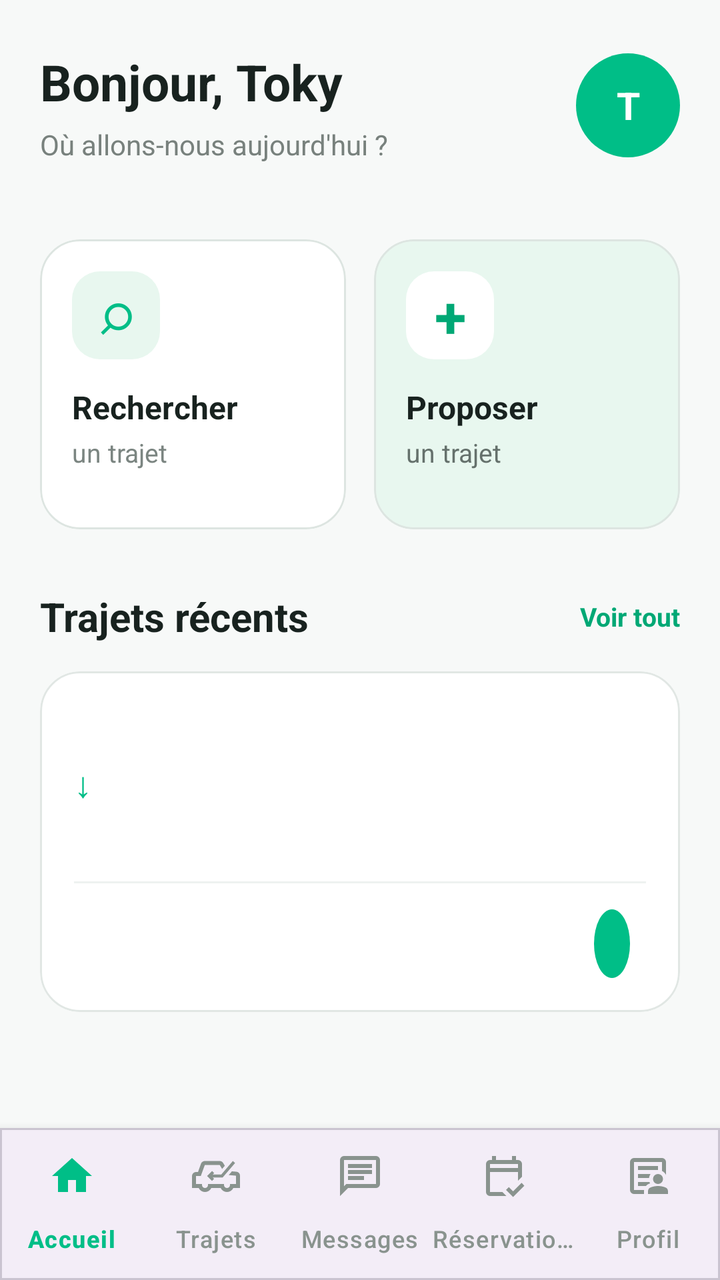
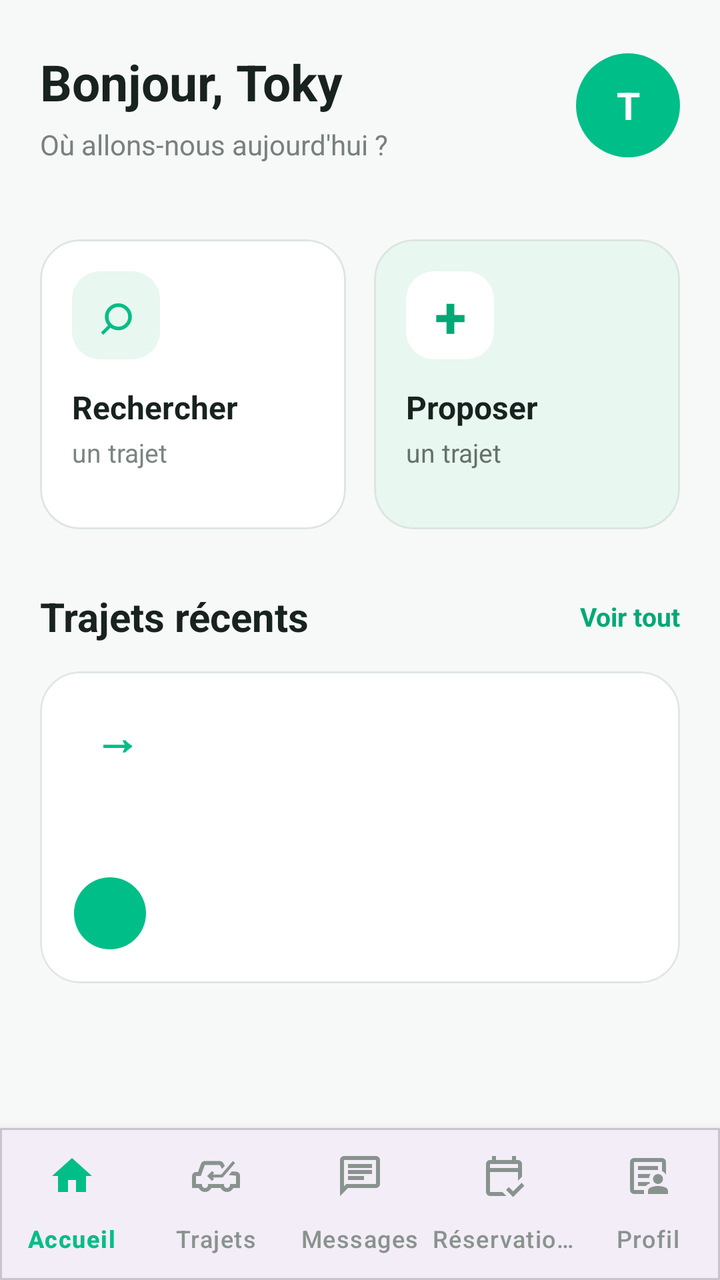

An Android layout rendered at two revisions. The XML below is the earlier revision; the diff shows what the commit changed to produce the second picture.
<!-- AndroidManifest.xml: application theme Theme.CarGO -->
<!-- res/layout/activity_home.xml -->
<?xml version="1.0" encoding="utf-8"?>
<LinearLayout
    xmlns:android="http://schemas.android.com/apk/res/android"
    xmlns:app="http://schemas.android.com/apk/res-auto"

    android:layout_width="match_parent"
    android:layout_height="match_parent"

    android:orientation="vertical"
    android:background="#F7F9F8">

    
    
    

    <ScrollView
        android:id="@+id/scrollHome"
        android:layout_width="match_parent"
        android:layout_height="0dp"
        android:layout_weight="1"
        android:fillViewport="true"
        android:clipToPadding="false">

        <LinearLayout
            android:layout_width="match_parent"
            android:layout_height="wrap_content"
            android:orientation="vertical"
            android:paddingStart="20dp"
            android:paddingTop="24dp"
            android:paddingEnd="20dp"
            android:paddingBottom="30dp">

            
            
            

            <LinearLayout
                android:layout_width="match_parent"
                android:layout_height="wrap_content"
                android:orientation="horizontal"
                android:gravity="center_vertical">

                <LinearLayout
                    android:layout_width="0dp"
                    android:layout_height="wrap_content"
                    android:layout_weight="1"
                    android:orientation="vertical">

                    <TextView
                        android:id="@+id/textBonjour"
                        android:layout_width="wrap_content"
                        android:layout_height="wrap_content"
                        android:text="Bonjour, Toky"
                        android:textColor="#18221F"
                        android:textSize="25sp"
                        android:textStyle="bold" />

                    <TextView
                        android:id="@+id/textSousTitre"
                        android:layout_width="wrap_content"
                        android:layout_height="wrap_content"
                        android:layout_marginTop="5dp"
                        android:text="Où allons-nous aujourd'hui ?"
                        android:textColor="#78817D"
                        android:textSize="14sp" />

                </LinearLayout>

                

                <TextView
                    android:id="@+id/textAvatar"
                    android:layout_width="52dp"
                    android:layout_height="52dp"
                    android:gravity="center"
                    android:text="T"
                    android:textColor="#FFFFFF"
                    android:textSize="19sp"
                    android:textStyle="bold"
                    android:background="@drawable/bg_avatar" />

            </LinearLayout>


            
            
            

            <Space
                android:layout_width="match_parent"
                android:layout_height="24dp" />


            
            
            

            <Space
                android:layout_width="match_parent"
                android:layout_height="14dp" />


            
            
            

            <LinearLayout
                android:layout_width="match_parent"
                android:layout_height="wrap_content"
                android:orientation="horizontal">

                
                
                

                <com.google.android.material.card.MaterialCardView
                    android:id="@+id/cardRecherche"
                    android:layout_width="0dp"
                    android:layout_height="145dp"
                    android:layout_weight="1"
                    android:layout_marginEnd="7dp"

                    app:cardCornerRadius="20dp"
                    app:cardElevation="0dp"
                    app:strokeWidth="1dp"
                    app:strokeColor="#DDE5E1"
                    app:cardBackgroundColor="#FFFFFF">

                    <LinearLayout
                        android:layout_width="match_parent"
                        android:layout_height="match_parent"
                        android:orientation="vertical"
                        android:padding="16dp">

                        <TextView
                            android:layout_width="44dp"
                            android:layout_height="44dp"
                            android:gravity="center"
                            android:text="⌕"
                            android:textColor="#00BE87"
                            android:textSize="29sp"
                            android:background="@drawable/bg_icon_green" />

                        <TextView
                            android:layout_width="wrap_content"
                            android:layout_height="wrap_content"
                            android:layout_marginTop="13dp"
                            android:text="Rechercher"
                            android:textColor="#18221F"
                            android:textSize="16sp"
                            android:textStyle="bold" />

                        <TextView
                            android:layout_width="wrap_content"
                            android:layout_height="wrap_content"
                            android:layout_marginTop="3dp"
                            android:text="un trajet"
                            android:textColor="#7B8581"
                            android:textSize="13sp" />

                    </LinearLayout>

                </com.google.android.material.card.MaterialCardView>


                
                
                

                <com.google.android.material.card.MaterialCardView
                    android:id="@+id/cardProposer"
                    android:layout_width="0dp"
                    android:layout_height="145dp"
                    android:layout_weight="1"
                    android:layout_marginStart="7dp"

                    app:cardCornerRadius="20dp"
                    app:cardElevation="0dp"
                    app:strokeWidth="1dp"
                    app:strokeColor="#DDE5E1"
                    app:cardBackgroundColor="#E8F7EF">

                    <LinearLayout
                        android:layout_width="match_parent"
                        android:layout_height="match_parent"
                        android:orientation="vertical"
                        android:padding="16dp">

                        <TextView
                            android:layout_width="44dp"
                            android:layout_height="44dp"
                            android:gravity="center"
                            android:text="+"
                            android:textColor="#00A875"
                            android:textSize="29sp"
                            android:textStyle="bold"
                            android:background="@drawable/bg_icon_white" />

                        <TextView
                            android:layout_width="wrap_content"
                            android:layout_height="wrap_content"
                            android:layout_marginTop="13dp"
                            android:text="Proposer"
                            android:textColor="#18221F"
                            android:textSize="16sp"
                            android:textStyle="bold" />

                        <TextView
                            android:layout_width="wrap_content"
                            android:layout_height="wrap_content"
                            android:layout_marginTop="3dp"
                            android:text="un trajet"
                            android:textColor="#65716C"
                            android:textSize="13sp" />

                    </LinearLayout>

                </com.google.android.material.card.MaterialCardView>

            </LinearLayout>




            
            
            

            <Space
                android:layout_width="match_parent"
                android:layout_height="30dp" />


            
            
            

            <LinearLayout
                android:layout_width="match_parent"
                android:layout_height="wrap_content"
                android:gravity="center_vertical">

                <TextView
                    android:layout_width="0dp"
                    android:layout_height="wrap_content"
                    android:layout_weight="1"
                    android:text="Trajets récents"
                    android:textColor="#18221F"
                    android:textSize="20sp"
                    android:textStyle="bold" />

                <TextView
                    android:id="@+id/textVoirTout"
                    android:layout_width="wrap_content"
                    android:layout_height="wrap_content"
                    android:text="Voir tout"
                    android:textColor="#00A875"
                    android:textSize="13sp"
                    android:textStyle="bold" />

            </LinearLayout>


            
            
            

            <com.google.android.material.card.MaterialCardView
                android:id="@+id/cardTrajet1"
                android:layout_width="match_parent"
                android:layout_height="wrap_content"
                android:layout_marginTop="14dp"

                app:cardCornerRadius="20dp"
                app:cardElevation="0dp"
                app:strokeWidth="1dp"
                app:strokeColor="#E1E7E4"
                app:cardBackgroundColor="#FFFFFF">

                <LinearLayout
                    android:layout_width="match_parent"
                    android:layout_height="wrap_content"
                    android:orientation="vertical"
                    android:padding="17dp">

                    <LinearLayout
                        android:layout_width="match_parent"
                        android:layout_height="wrap_content"
                        android:gravity="center_vertical">

                        <LinearLayout
                            android:layout_width="0dp"
                            android:layout_height="wrap_content"
                            android:layout_weight="1"
                            android:orientation="vertical">

                            <TextView
                                android:id="@+id/textDepart1"
                                android:layout_width="wrap_content"
                                android:layout_height="wrap_content"
                                android:text=""
                                android:textColor="#18221F"
                                android:textSize="16sp"
                                android:textStyle="bold" />

                            <TextView
                                android:layout_width="wrap_content"
                                android:layout_height="wrap_content"
                                android:layout_marginTop="5dp"
                                android:text="↓"
                                android:textColor="#00BE87"
                                android:textSize="18sp" />

                            <TextView
                                android:id="@+id/textDestination1"
                                android:layout_width="wrap_content"
                                android:layout_height="wrap_content"
                                android:text=""
                                android:textColor="#18221F"
                                android:textSize="16sp"
                                android:textStyle="bold" />

                        </LinearLayout>

                        <TextView
                            android:id="@+id/textPrix1"
                            android:layout_width="wrap_content"
                            android:layout_height="wrap_content"
                            android:text=""
                            android:textColor="#00A875"
                            android:textSize="17sp"
                            android:textStyle="bold" />

                    </LinearLayout>


                    <View
                        android:layout_width="match_parent"
                        android:layout_height="1dp"
                        android:layout_marginTop="15dp"
                        android:layout_marginBottom="13dp"
                        android:background="#EEF2F0" />


                    <LinearLayout
                        android:layout_width="match_parent"
                        android:layout_height="wrap_content"
                        android:gravity="center_vertical">

                        <TextView
                            android:id="@+id/textDate1"
                            android:layout_width="0dp"
                            android:layout_height="wrap_content"
                            android:layout_weight="1"
                            android:text=""
                            android:textColor="#78817D"
                            android:textSize="13sp" />

                        <TextView
                            android:id="@+id/textAvatar1"
                            android:layout_width="wrap_content"
                            android:layout_height="wrap_content"
                            android:text=""
                            android:textColor="#FFFFFF"
                            android:textSize="12sp"
                            android:textStyle="bold"
                            android:gravity="center"
                            android:background="@drawable/bg_avatar_small"
                            android:padding="9dp" />

                        <TextView
                            android:id="@+id/textConducteur1"
                            android:layout_width="wrap_content"
                            android:layout_height="wrap_content"
                            android:layout_marginStart="8dp"
                            android:text=""
                            android:textColor="#4D5753"
                            android:textSize="12sp" />

                    </LinearLayout>

                </LinearLayout>

            </com.google.android.material.card.MaterialCardView>

        </LinearLayout>

    </ScrollView>


    
    
    

    <com.google.android.material.card.MaterialCardView
        android:layout_width="match_parent"
        android:layout_height="76dp"

        app:cardCornerRadius="0dp"
        app:cardElevation="8dp"
        app:cardBackgroundColor="#FFFFFF">

        <com.google.android.material.bottomnavigation.BottomNavigationView
            android:id="@+id/navigation"
            android:layout_width="match_parent"
            android:layout_height="match_parent"

            app:itemIconTint="@color/bottom_nav_colors"
            app:itemTextColor="@color/bottom_nav_colors"
            app:itemRippleColor="@android:color/transparent"

            app:labelVisibilityMode="labeled"
            app:menu="@menu/menu_bottom_navigation" />

    </com.google.android.material.card.MaterialCardView>

</LinearLayout>
<!-- resources referenced by this layout -->
<resources>
  <!-- drawable bg_avatar (drawable) -->
  <?xml version="1.0" encoding="utf-8"?>
  <shape xmlns:android="http://schemas.android.com/apk/res/android"
      android:shape="oval">
  
      <solid android:color="#00BE87" />
  
  </shape>
  <!-- drawable bg_avatar_small (drawable) -->
  <?xml version="1.0" encoding="utf-8"?>
  <shape xmlns:android="http://schemas.android.com/apk/res/android"
      android:shape="oval">
  
      <solid android:color="#00BE87" />
  
  </shape>
  <!-- drawable bg_icon_green (drawable) -->
  <?xml version="1.0" encoding="utf-8"?>
  <shape xmlns:android="http://schemas.android.com/apk/res/android"
      android:shape="rectangle">
  
      <solid android:color="#E8F7EF" />
  
      <corners android:radius="14dp" />
  
  </shape>
  <!-- drawable bg_icon_white (drawable) -->
  <?xml version="1.0" encoding="utf-8"?>
  <shape xmlns:android="http://schemas.android.com/apk/res/android"
      android:shape="rectangle">
  
      <solid android:color="#FFFFFF" />
  
      <corners android:radius="14dp" />
  
  </shape>
  <style name="Theme.CarGO" parent="Base.Theme.CarGO" />
  <style name="Base.Theme.CarGO" parent="Theme.Material3.DayNight.NoActionBar">
          
          
      </style>
</resources>

<!-- the commit's change to res/layout/activity_home.xml (unified diff, before → after) -->
@@ -283,99 +283,116 @@
                     android:orientation="vertical"
                     android:padding="17dp">
 
+
+                    
+                    
+                    
+
                     <LinearLayout
                         android:layout_width="match_parent"
                         android:layout_height="wrap_content"
                         android:gravity="center_vertical">
 
-                        <LinearLayout
+                        
+                        <TextView
+                            android:id="@+id/textDepart1"
+                            android:layout_width="wrap_content"
+                            android:layout_height="wrap_content"
+                            android:text=""
+                            android:textColor="#18221F"
+                            android:textSize="16sp"
+                            android:textStyle="bold" />
+
+                        
+                        <TextView
+                            android:layout_width="wrap_content"
+                            android:layout_height="wrap_content"
+                            android:layout_marginStart="10dp"
+                            android:layout_marginEnd="10dp"
+                            android:text="→"
+                            android:textColor="#00BE87"
+                            android:textSize="23sp"
+                            android:textStyle="bold" />
+
+                        
+                        <TextView
+                            android:id="@+id/textDestination1"
                             android:layout_width="0dp"
                             android:layout_height="wrap_content"
                             android:layout_weight="1"
-                            android:orientation="vertical">
-
-                            <TextView
-                                android:id="@+id/textDepart1"
-                                android:layout_width="wrap_content"
-                                android:layout_height="wrap_content"
-                                android:text=""
-                                android:textColor="#18221F"
-                                android:textSize="16sp"
-                                android:textStyle="bold" />
-
-                            <TextView
-                                android:layout_width="wrap_content"
-                                android:layout_height="wrap_content"
-                                android:layout_marginTop="5dp"
-                                android:text="↓"
-                                android:textColor="#00BE87"
-                                android:textSize="18sp" />
-
-                            <TextView
-                                android:id="@+id/textDestination1"
-                                android:layout_width="wrap_content"
-                                android:layout_height="wrap_content"
-                                android:text=""
-                                android:textColor="#18221F"
-                                android:textSize="16sp"
-                                android:textStyle="bold" />
-
-                        </LinearLayout>
-
-                        <TextView
-                            android:id="@+id/textPrix1"
-                            android:layout_width="wrap_content"
-                            android:layout_height="wrap_content"
+                            android:ellipsize="end"
+                            android:maxLines="1"
                             android:text=""
-                            android:textColor="#00A875"
-                            android:textSize="17sp"
+                            android:textColor="#18221F"
+                            android:textSize="16sp"
                             android:textStyle="bold" />
 
                     </LinearLayout>
 
 
-                    <View
-                        android:layout_width="match_parent"
-                        android:layout_height="1dp"
-                        android:layout_marginTop="15dp"
-                        android:layout_marginBottom="13dp"
-                        android:background="#EEF2F0" />
-
+                    
+                    
+                    
+
+                    <TextView
+                        android:id="@+id/textPrix1"
+                        android:layout_width="match_parent"
+                        android:layout_height="wrap_content"
+                        android:layout_marginTop="4dp"
+                        android:gravity="end"
+                        android:text=""
+                        android:textColor="#00A875"
+                        android:textSize="17sp"
+                        android:textStyle="bold" />
+
+
+                    
+                    
+                    
+
+                    <TextView
+                        android:id="@+id/textDate1"
+                        android:layout_width="match_parent"
+                        android:layout_height="wrap_content"
+                        android:text=""
+                        android:textColor="#78817D"
+                        android:textSize="13sp" />
+
+
+                    
+                    
+                    
 
                     <LinearLayout
                         android:layout_width="match_parent"
                         android:layout_height="wrap_content"
+                        android:layout_marginTop="10dp"
                         android:gravity="center_vertical">
 
-                        <TextView
-                            android:id="@+id/textDate1"
-                            android:layout_width="0dp"
-                            android:layout_height="wrap_content"
-                            android:layout_weight="1"
-                            android:text=""
-                            android:textColor="#78817D"
-                            android:textSize="13sp" />
-
+                        
                         <TextView
                             android:id="@+id/textAvatar1"
-                            android:layout_width="wrap_content"
-                            android:layout_height="wrap_content"
+                            android:layout_width="36dp"
+                            android:layout_height="36dp"
+                            android:background="@drawable/bg_avatar_small"
+                            android:gravity="center"
                             android:text=""
                             android:textColor="#FFFFFF"
                             android:textSize="12sp"
-                            android:textStyle="bold"
-                            android:gravity="center"
-                            android:background="@drawable/bg_avatar_small"
-                            android:padding="9dp" />
-
+                            android:textStyle="bold" />
+
+                        
                         <TextView
                             android:id="@+id/textConducteur1"
                             android:layout_width="wrap_content"
                             android:layout_height="wrap_content"
-                            android:layout_marginStart="8dp"
+                            android:layout_marginStart="10dp"
+                            android:ellipsize="end"
+                            android:maxLines="1"
                             android:text=""
-                            android:textColor="#4D5753"
-                            android:textSize="12sp" />
+                            android:textColor="#18221F"
+                            android:textSize="14sp"
+                            android:textStyle="bold" />
 
                     </LinearLayout>
 
